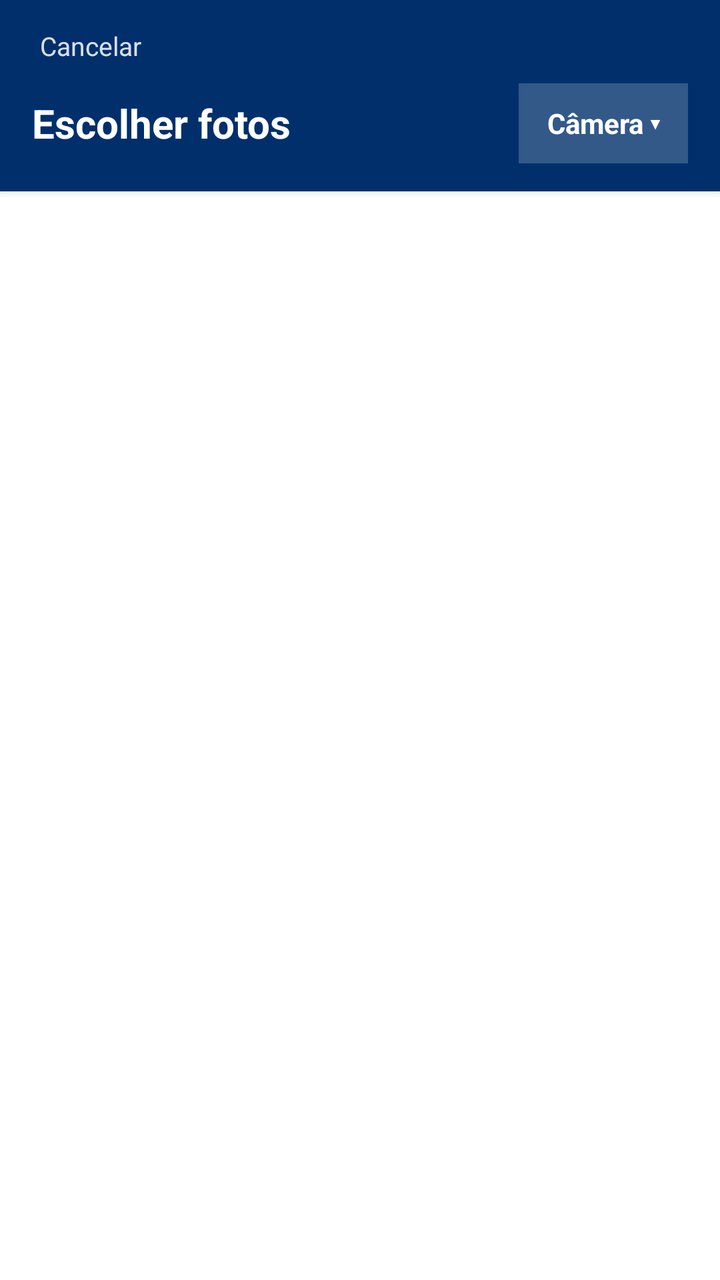
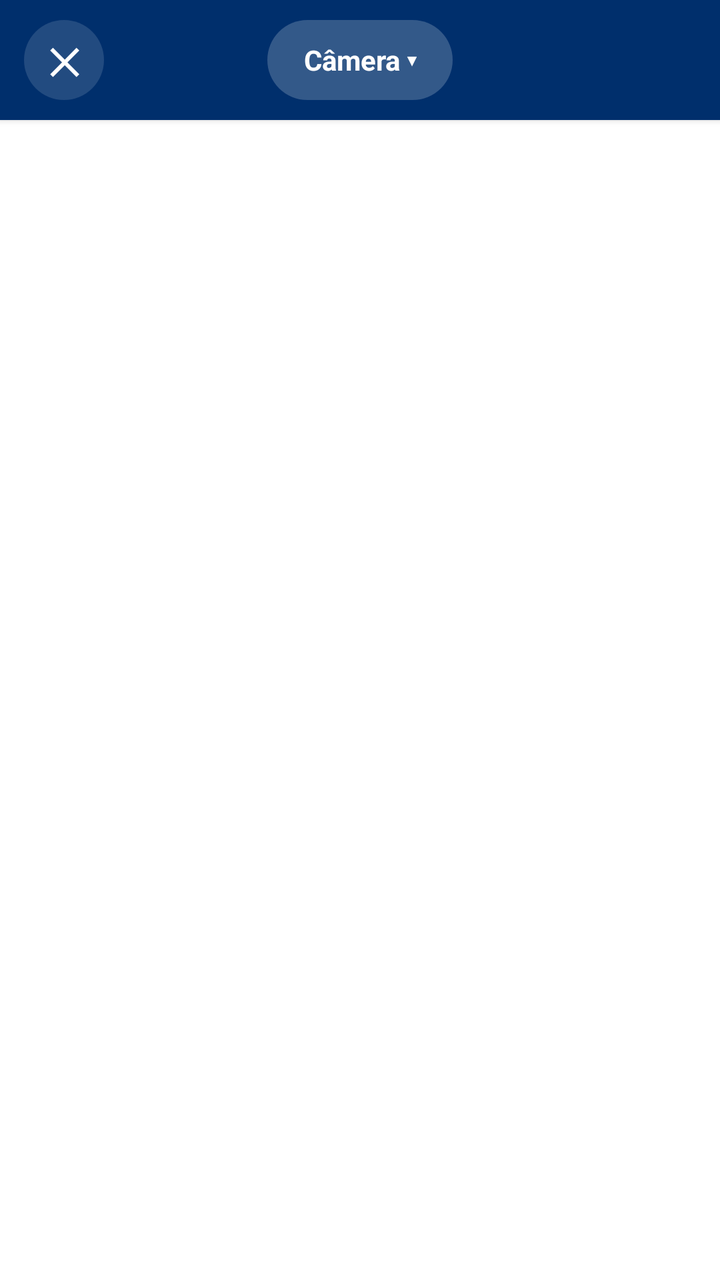

Two renders of the same Android screen: before a commit and after it. Below are the layout's source before the change and the commit's diff.
<!-- AndroidManifest.xml: activity theme AppTheme.NoActionBar -->
<!-- res/layout/activity_fast_gallery.xml -->
<?xml version="1.0" encoding="utf-8"?>
<LinearLayout xmlns:android="http://schemas.android.com/apk/res/android"
    android:layout_width="match_parent"
    android:layout_height="match_parent"
    android:orientation="vertical"
    android:background="#FFFFFF">

    
    <LinearLayout
        android:layout_width="match_parent"
        android:layout_height="wrap_content"
        android:orientation="vertical"
        android:paddingHorizontal="16dp"
        android:paddingTop="10dp"
        android:paddingBottom="14dp"
        android:elevation="2dp"
        android:background="#002F6C">

        <TextView
            android:id="@+id/textCancelar"
            android:layout_width="wrap_content"
            android:layout_height="wrap_content"
            android:text="Cancelar"
            android:textColor="#FFFFFF"
            android:textSize="13sp"
            android:alpha="0.85"
            android:padding="4dp"
            android:layout_marginBottom="6dp" />

        <LinearLayout
            android:layout_width="match_parent"
            android:layout_height="wrap_content"
            android:orientation="horizontal"
            android:gravity="center_vertical">

            <TextView
                android:layout_width="0dp"
                android:layout_height="wrap_content"
                android:layout_weight="1"
                android:text="Escolher fotos"
                android:textColor="#FFFFFF"
                android:textStyle="bold"
                android:textSize="20sp" />

            
            <TextView
                android:id="@+id/textTrocarAlbum"
                android:layout_width="wrap_content"
                android:layout_height="wrap_content"
                android:text="Câmera ▾"
                android:textColor="#FFFFFF"
                android:textStyle="bold"
                android:textSize="14sp"
                android:background="#33FFFFFF"
                android:paddingHorizontal="14dp"
                android:paddingVertical="10dp"
                android:minWidth="48dp"
                android:minHeight="40dp"
                android:gravity="center" />
        </LinearLayout>
    </LinearLayout>

    <androidx.recyclerview.widget.RecyclerView
        android:id="@+id/recyclerFotos"
        android:layout_width="match_parent"
        android:layout_height="0dp"
        android:layout_weight="1"
        android:clipToPadding="false" />

</LinearLayout>
<!-- resources referenced by this layout -->
<resources>
  <style name="AppTheme.NoActionBar" parent="Theme.AppCompat.DayNight.NoActionBar">
          <item name="windowActionBar">false</item>
          <item name="windowNoTitle">true</item>
          <item name="android:background">@null</item>
      </style>
</resources>

<!-- the commit's change to res/layout/activity_fast_gallery.xml (unified diff, before → after) -->
@@ -6,59 +6,44 @@
     android:background="#FFFFFF">
 
     
-    <LinearLayout
+    <RelativeLayout
         android:layout_width="match_parent"
         android:layout_height="wrap_content"
-        android:orientation="vertical"
-        android:paddingHorizontal="16dp"
-        android:paddingTop="10dp"
-        android:paddingBottom="14dp"
+        android:paddingHorizontal="12dp"
+        android:paddingVertical="10dp"
         android:elevation="2dp"
         android:background="#002F6C">
 
         <TextView
-            android:id="@+id/textCancelar"
+            android:id="@+id/textFechar"
+            android:layout_width="40dp"
+            android:layout_height="40dp"
+            android:layout_alignParentStart="true"
+            android:layout_centerVertical="true"
+            android:text="✕"
+            android:textColor="#FFFFFF"
+            android:textSize="18sp"
+            android:textStyle="bold"
+            android:gravity="center"
+            android:background="@drawable/bg_botao_fechar_galeria"
+            android:clickable="true"
+            android:focusable="true" />
+
+        <TextView
+            android:id="@+id/textTrocarAlbum"
             android:layout_width="wrap_content"
             android:layout_height="wrap_content"
-            android:text="Cancelar"
+            android:layout_centerInParent="true"
+            android:text="Câmera ▾"
             android:textColor="#FFFFFF"
-            android:textSize="13sp"
-            android:alpha="0.85"
-            android:padding="4dp"
-            android:layout_marginBottom="6dp" />
-
-        <LinearLayout
-            android:layout_width="match_parent"
-            android:layout_height="wrap_content"
-            android:orientation="horizontal"
-            android:gravity="center_vertical">
-
-            <TextView
-                android:layout_width="0dp"
-                android:layout_height="wrap_content"
-                android:layout_weight="1"
-                android:text="Escolher fotos"
-                android:textColor="#FFFFFF"
-                android:textStyle="bold"
-                android:textSize="20sp" />
-
-            
-            <TextView
-                android:id="@+id/textTrocarAlbum"
-                android:layout_width="wrap_content"
-                android:layout_height="wrap_content"
-                android:text="Câmera ▾"
-                android:textColor="#FFFFFF"
-                android:textStyle="bold"
-                android:textSize="14sp"
-                android:background="#33FFFFFF"
-                android:paddingHorizontal="14dp"
-                android:paddingVertical="10dp"
-                android:minWidth="48dp"
-                android:minHeight="40dp"
-                android:gravity="center" />
-        </LinearLayout>
-    </LinearLayout>
+            android:textStyle="bold"
+            android:textSize="14sp"
+            android:background="@drawable/bg_pill_album_galeria"
+            android:paddingHorizontal="18dp"
+            android:paddingVertical="10dp"
+            android:minHeight="40dp"
+            android:gravity="center" />
+    </RelativeLayout>
 
     <androidx.recyclerview.widget.RecyclerView
         android:id="@+id/recyclerFotos"
<!-- resource entries referenced after the edit -->
@@ -1,5 +1,24 @@
 <!-- resources referenced by this layout -->
 <resources>
+  <!-- drawable bg_botao_fechar_galeria (drawable) -->
+  <?xml version="1.0" encoding="utf-8"?>
+  <ripple xmlns:android="http://schemas.android.com/apk/res/android" android:color="#55FFFFFF">
+      <item>
+          <shape android:shape="oval">
+              <solid android:color="#22FFFFFF" />
+          </shape>
+      </item>
+  </ripple>
+  <!-- drawable bg_pill_album_galeria (drawable) -->
+  <?xml version="1.0" encoding="utf-8"?>
+  <ripple xmlns:android="http://schemas.android.com/apk/res/android" android:color="#55FFFFFF">
+      <item>
+          <shape android:shape="rectangle">
+              <solid android:color="#33FFFFFF" />
+              <corners android:radius="20dp" />
+          </shape>
+      </item>
+  </ripple>
   <style name="AppTheme.NoActionBar" parent="Theme.AppCompat.DayNight.NoActionBar">
           <item name="windowActionBar">false</item>
           <item name="windowNoTitle">true</item>
